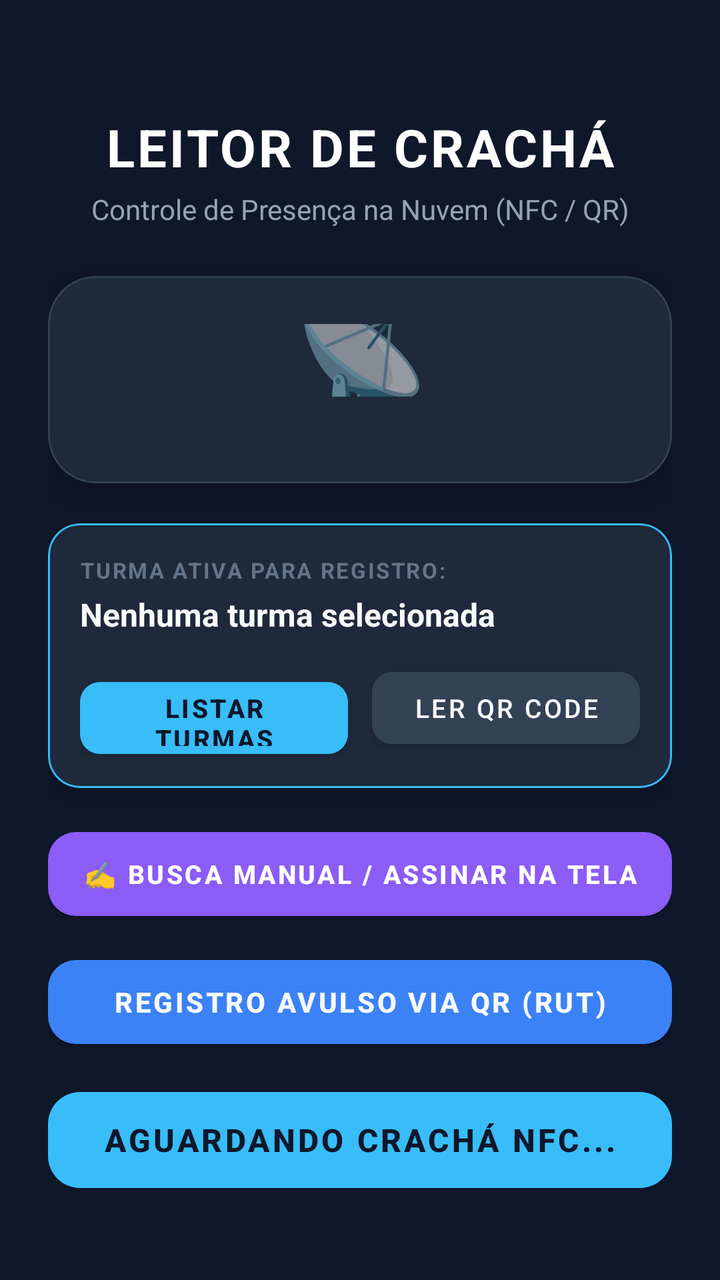
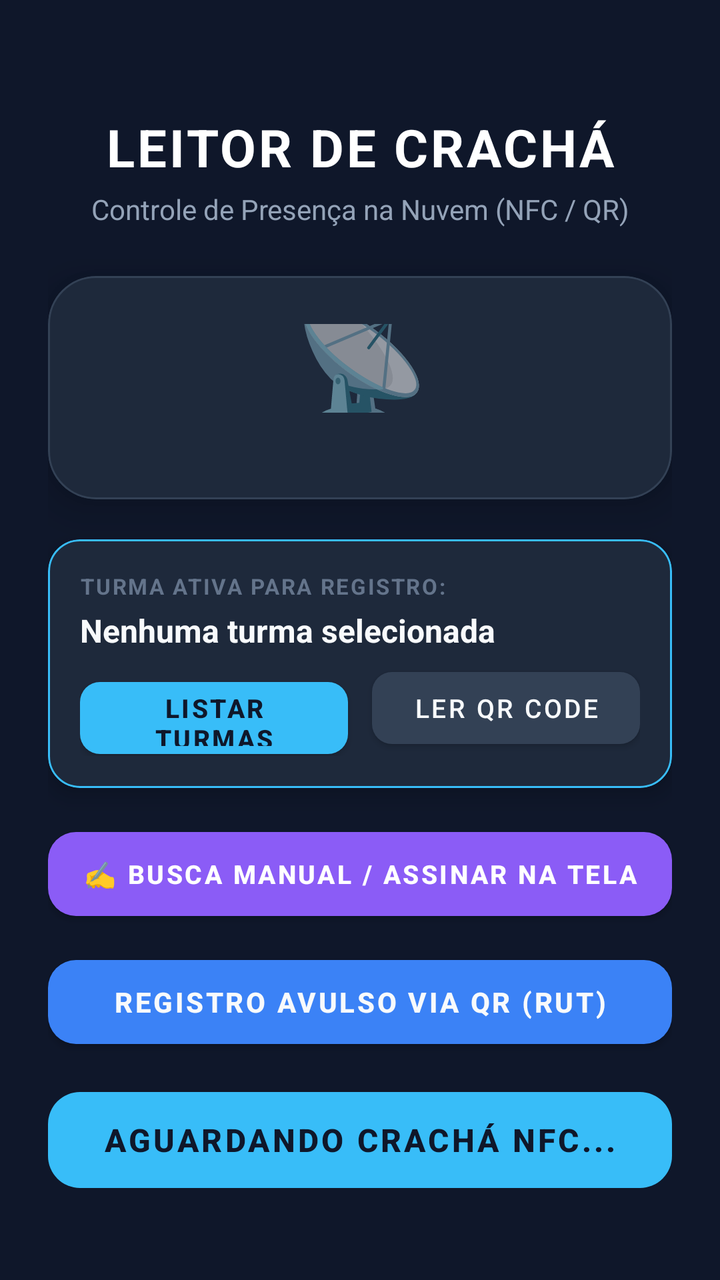

The first picture is an Android layout as it rendered before a commit; the second is the same layout after the commit. The layout source and the unified diff follow.
<!-- AndroidManifest.xml: application theme Theme.LeitorCracha -->
<!-- res/layout/activity_main.xml -->
<?xml version="1.0" encoding="utf-8"?>
<androidx.constraintlayout.widget.ConstraintLayout
    xmlns:android="http://schemas.android.com/apk/res/android"
    xmlns:app="http://schemas.android.com/apk/res-auto"
    android:layout_width="match_parent"
    android:layout_height="match_parent"
    android:background="@color/colorBackground"
    android:padding="24dp">

    
    <TextView
        android:id="@+id/tvTitle"
        android:layout_width="0dp"
        android:layout_height="wrap_content"
        android:text="LEITOR DE CRACHÁ"
        android:textColor="@color/colorWhite"
        android:textSize="26sp"
        android:textStyle="bold"
        android:gravity="center"
        android:letterSpacing="0.05"
        app:layout_constraintTop_toTopOf="parent"
        app:layout_constraintStart_toStartOf="parent"
        app:layout_constraintEnd_toEndOf="parent"
        android:layout_marginTop="32dp"/>

    
    <TextView
        android:id="@+id/tvSubtitle"
        android:layout_width="0dp"
        android:layout_height="wrap_content"
        android:text="Controle de Presença na Nuvem (NFC / QR)"
        android:textColor="@color/colorSubtitle"
        android:textSize="14sp"
        android:gravity="center"
        android:layout_marginTop="4dp"
        app:layout_constraintTop_toBottomOf="@id/tvTitle"
        app:layout_constraintStart_toStartOf="parent"
        app:layout_constraintEnd_toEndOf="parent"/>

    
    <com.google.android.material.card.MaterialCardView
        android:id="@+id/cardResult"
        android:layout_width="0dp"
        android:layout_height="0dp"
        android:layout_marginTop="24dp"
        android:layout_marginBottom="20dp"
        app:cardBackgroundColor="@color/colorCard"
        app:cardCornerRadius="24dp"
        app:cardElevation="12dp"
        app:strokeColor="#334155"
        app:strokeWidth="1dp"
        app:layout_constraintTop_toBottomOf="@id/tvSubtitle"
        app:layout_constraintBottom_toTopOf="@id/cardSession"
        app:layout_constraintStart_toStartOf="parent"
        app:layout_constraintEnd_toEndOf="parent">

        <androidx.constraintlayout.widget.ConstraintLayout
            android:layout_width="match_parent"
            android:layout_height="match_parent"
            android:padding="24dp">

            
            <TextView
                android:id="@+id/tvIcon"
                android:layout_width="wrap_content"
                android:layout_height="wrap_content"
                android:text="📡"
                android:textSize="56sp"
                android:gravity="center"
                app:layout_constraintTop_toTopOf="parent"
                app:layout_constraintStart_toStartOf="parent"
                app:layout_constraintEnd_toEndOf="parent"
                app:layout_constraintBottom_toTopOf="@id/progressBar"
                app:layout_constraintVertical_chainStyle="packed"
                android:layout_marginBottom="16dp"/>

            
            <ProgressBar
                android:id="@+id/progressBar"
                android:layout_width="wrap_content"
                android:layout_height="wrap_content"
                android:visibility="gone"
                android:indeterminateTint="@color/colorAccent"
                app:layout_constraintTop_toBottomOf="@id/tvIcon"
                app:layout_constraintStart_toStartOf="parent"
                app:layout_constraintEnd_toEndOf="parent"
                app:layout_constraintBottom_toTopOf="@id/tvStatus"
                android:layout_marginBottom="16dp"/>

            
            <TextView
                android:id="@+id/tvStatus"
                android:layout_width="0dp"
                android:layout_height="wrap_content"
                android:text="@string/status_ready"
                android:textColor="@color/colorSubtitle"
                android:textSize="17sp"
                android:gravity="center"
                app:layout_constraintTop_toBottomOf="@id/progressBar"
                app:layout_constraintStart_toStartOf="parent"
                app:layout_constraintEnd_toEndOf="parent"
                app:layout_constraintBottom_toTopOf="@id/tvResult"/>

            
            <TextView
                android:id="@+id/tvResult"
                android:layout_width="0dp"
                android:layout_height="wrap_content"
                android:textColor="@color/colorSuccess"
                android:textSize="22sp"
                android:textStyle="bold"
                android:gravity="center"
                android:letterSpacing="0.05"
                android:visibility="gone"
                android:layout_marginTop="16dp"
                app:layout_constraintTop_toBottomOf="@id/tvStatus"
                app:layout_constraintStart_toStartOf="parent"
                app:layout_constraintEnd_toEndOf="parent"
                app:layout_constraintBottom_toBottomOf="parent"/>

        </androidx.constraintlayout.widget.ConstraintLayout>
    </com.google.android.material.card.MaterialCardView>

    
    <com.google.android.material.card.MaterialCardView
        android:id="@+id/cardSession"
        android:layout_width="0dp"
        android:layout_height="wrap_content"
        android:layout_marginBottom="16dp"
        app:cardBackgroundColor="#1E293B"
        app:cardCornerRadius="16dp"
        app:cardElevation="6dp"
        app:strokeColor="#38BDF8"
        app:strokeWidth="1dp"
        app:layout_constraintBottom_toTopOf="@id/btnManualRegister"
        app:layout_constraintStart_toStartOf="parent"
        app:layout_constraintEnd_toEndOf="parent">

        <LinearLayout
            android:layout_width="match_parent"
            android:layout_height="wrap_content"
            android:orientation="vertical"
            android:padding="16dp">

            <TextView
                android:layout_width="wrap_content"
                android:layout_height="wrap_content"
                android:text="TURMA ATIVA PARA REGISTRO:"
                android:textColor="#64748B"
                android:textSize="11sp"
                android:textStyle="bold"
                android:letterSpacing="0.08"
                android:layout_marginBottom="4dp" />

            <TextView
                android:id="@+id/tvSessionId"
                android:layout_width="match_parent"
                android:layout_height="wrap_content"
                android:text="Nenhuma turma selecionada"
                android:textColor="#F8FAFC"
                android:textSize="16sp"
                android:textStyle="bold"
                android:layout_marginBottom="12dp" />

            <LinearLayout
                android:layout_width="match_parent"
                android:layout_height="wrap_content"
                android:orientation="horizontal">

                <com.google.android.material.button.MaterialButton
                    android:id="@+id/btnSelectSession"
                    android:layout_width="0dp"
                    android:layout_height="48dp"
                    android:layout_weight="1"
                    android:layout_marginEnd="6dp"
                    android:text="LISTAR TURMAS"
                    android:textSize="13sp"
                    android:textStyle="bold"
                    android:textColor="#0F172A"
                    app:backgroundTint="#38BDF8"
                    app:cornerRadius="10dp" />

                <com.google.android.material.button.MaterialButton
                    android:id="@+id/btnScanSession"
                    android:layout_width="0dp"
                    android:layout_height="48dp"
                    android:layout_weight="1"
                    android:layout_marginStart="6dp"
                    android:text="LER QR CODE"
                    android:textSize="13sp"
                    android:textColor="#F8FAFC"
                    app:backgroundTint="#334155"
                    app:cornerRadius="10dp" />
            </LinearLayout>
        </LinearLayout>
    </com.google.android.material.card.MaterialCardView>

    
    <com.google.android.material.button.MaterialButton
        android:id="@+id/btnManualRegister"
        android:layout_width="0dp"
        android:layout_height="54dp"
        android:layout_marginBottom="10dp"
        android:text="✍️ BUSCA MANUAL / ASSINAR NA TELA"
        android:textSize="13sp"
        android:textStyle="bold"
        android:textColor="#FFFFFF"
        app:backgroundTint="#8B5CF6"
        app:cornerRadius="14dp"
        app:layout_constraintBottom_toTopOf="@id/btnScanQr"
        app:layout_constraintStart_toStartOf="parent"
        app:layout_constraintEnd_toEndOf="parent" />

    
    <com.google.android.material.button.MaterialButton
        android:id="@+id/btnScanQr"
        android:layout_width="0dp"
        android:layout_height="54dp"
        android:layout_marginBottom="12dp"
        android:text="REGISTRO AVULSO VIA QR (RUT)"
        android:textSize="14sp"
        android:textStyle="bold"
        android:textColor="#F8FAFC"
        app:backgroundTint="#3B82F6"
        app:cornerRadius="14dp"
        app:layout_constraintBottom_toTopOf="@id/btnScan"
        app:layout_constraintStart_toStartOf="parent"
        app:layout_constraintEnd_toEndOf="parent" />

    
    <com.google.android.material.button.MaterialButton
        android:id="@+id/btnScan"
        android:layout_width="0dp"
        android:layout_height="60dp"
        android:layout_marginBottom="16dp"
        android:text="AGUARDANDO CRACHÁ NFC..."
        android:textSize="16sp"
        android:textStyle="bold"
        android:textColor="@color/colorBackground"
        app:backgroundTint="@color/colorAccent"
        app:cornerRadius="16dp"
        android:enabled="false"
        app:layout_constraintBottom_toBottomOf="parent"
        app:layout_constraintStart_toStartOf="parent"
        app:layout_constraintEnd_toEndOf="parent" />

</androidx.constraintlayout.widget.ConstraintLayout>
<!-- resources referenced by this layout -->
<resources>
  <color name="colorAccent">#38BDF8</color>
  <color name="colorBackground">#0F172A</color>
  <color name="colorCard">#1E293B</color>
  <color name="colorSubtitle">#94A3B8</color>
  <color name="colorSuccess">#10B981</color>
  <color name="colorWhite">#FFFFFF</color>
  <string name="status_ready">Pronto para ler</string>
  <style name="Theme.LeitorCracha" parent="Theme.MaterialComponents.DayNight.NoActionBar">
          <item name="colorPrimary">@color/colorAccent</item>
          <item name="colorPrimaryVariant">@color/colorCard</item>
          <item name="colorOnPrimary">@color/colorBackground</item>
          <item name="android:windowBackground">@color/colorBackground</item>
          <item name="android:statusBarColor">@color/colorBackground</item>
          <item name="android:navigationBarColor">@color/colorBackground</item>
      </style>
</resources>

<!-- the commit's change to res/layout/activity_main.xml (unified diff, before → after) -->
@@ -160,6 +160,17 @@
                 android:textColor="#F8FAFC"
                 android:textSize="16sp"
                 android:textStyle="bold"
+                android:layout_marginBottom="4dp" />
+
+            <TextView
+                android:id="@+id/tvSessionCount"
+                android:layout_width="match_parent"
+                android:layout_height="wrap_content"
+                android:text="👥 0 pessoas registradas nesta turma"
+                android:textColor="#38BDF8"
+                android:textSize="13sp"
+                android:textStyle="bold"
+                android:visibility="gone"
                 android:layout_marginBottom="12dp" />
 
             <LinearLayout
